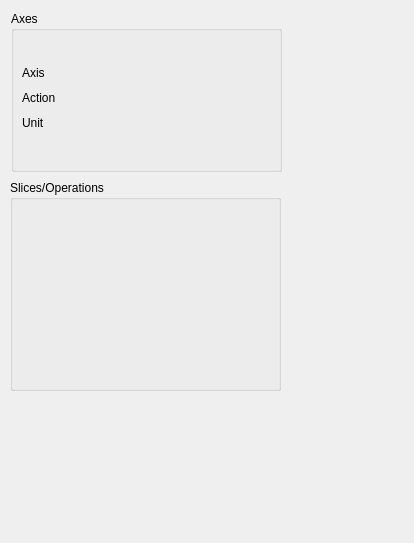
The window that SciDataTool/GUI/WAxisManager/WAxisManager.ui (Eomys/SciDataTool) describes before a commit, drawn with Qt 5.
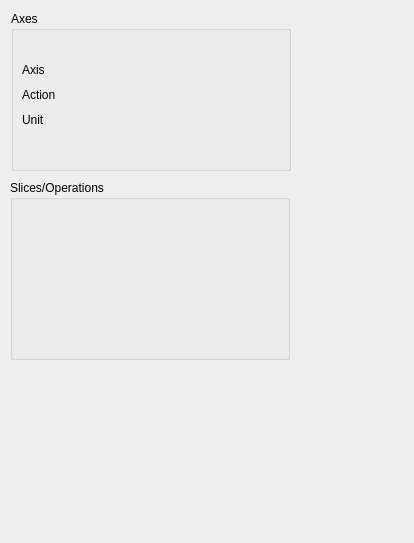
The same window after the commit. Custom widgets are drawn as their Qt base class.

```diff
--- a/SciDataTool/GUI/WAxisManager/WAxisManager.ui
+++ b/SciDataTool/GUI/WAxisManager/WAxisManager.ui
@@ -18,8 +18,8 @@
     <rect>
      <x>10</x>
      <y>180</y>
-     <width>271</width>
-     <height>211</height>
+     <width>280</width>
+     <height>180</height>
     </rect>
    </property>
    <property name="sizePolicy">
@@ -31,12 +31,12 @@
    <property name="minimumSize">
     <size>
      <width>0</width>
-     <height>210</height>
+     <height>180</height>
     </size>
    </property>
    <property name="maximumSize">
     <size>
-     <width>296</width>
+     <width>16777215</width>
      <height>16777215</height>
     </size>
    </property>
@@ -48,8 +48,8 @@
      <rect>
       <x>10</x>
       <y>20</y>
-      <width>251</width>
-      <height>181</height>
+      <width>261</width>
+      <height>151</height>
      </rect>
     </property>
     <layout class="QVBoxLayout" name="lay_data_extract">
@@ -83,12 +83,12 @@
     <rect>
      <x>11</x>
      <y>11</y>
-     <width>271</width>
-     <height>161</height>
+     <width>280</width>
+     <height>160</height>
     </rect>
    </property>
    <property name="sizePolicy">
-    <sizepolicy hsizetype="MinimumExpanding" vsizetype="Expanding">
+    <sizepolicy hsizetype="MinimumExpanding" vsizetype="Preferred">
      <horstretch>0</horstretch>
      <verstretch>0</verstretch>
     </sizepolicy>
@@ -96,13 +96,13 @@
    <property name="minimumSize">
     <size>
      <width>0</width>
-     <height>120</height>
+     <height>160</height>
     </size>
    </property>
    <property name="maximumSize">
     <size>
      <width>296</width>
-     <height>16777215</height>
+     <height>160</height>
     </size>
    </property>
    <property name="title">
@@ -113,8 +113,8 @@
      <rect>
       <x>11</x>
       <y>21</y>
-      <width>251</width>
-      <height>137</height>
+      <width>261</width>
+      <height>131</height>
      </rect>
     </property>
     <layout class="QHBoxLayout" name="lay_axes">
```
